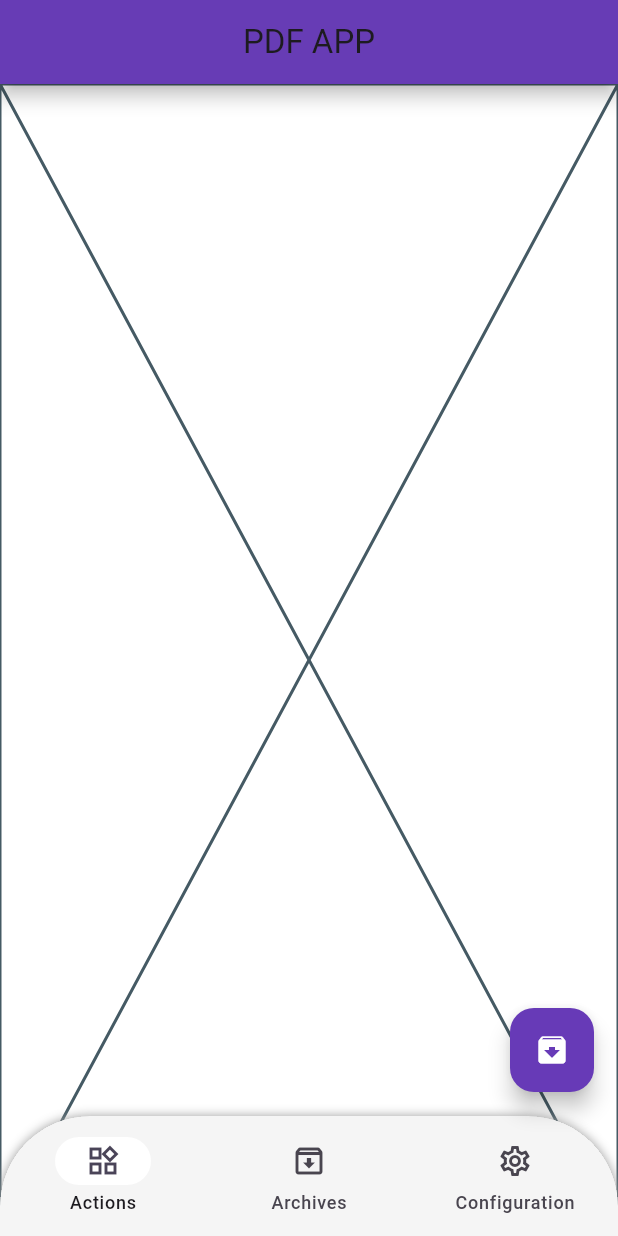
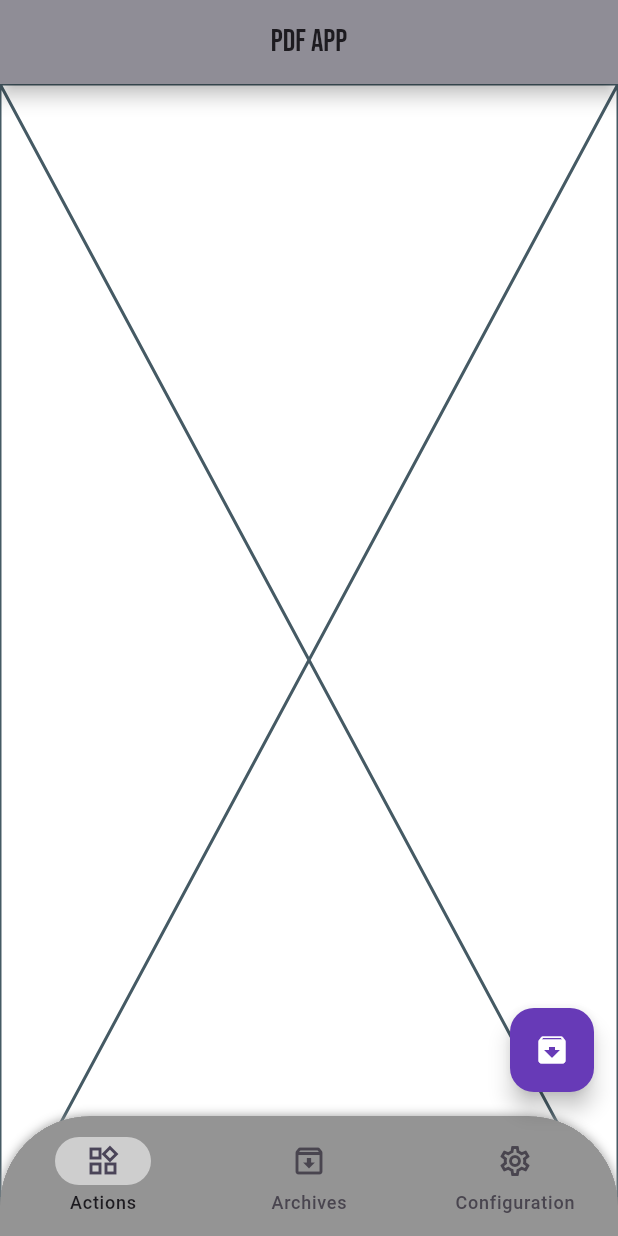
Before and after one commit to Kross26/app_pdf, a Flutter app: the screen it shows after launch, on a phone screen of 412 x 824 dp. Run offline on Flutter 3.47's test engine with Material 3 defaults, Android fonts, the phone set to English and light mode, and no system bars; our stand-ins replace go_router.

Commit message:
style and minor changes

```diff
--- a/lib/ui/pages/screens/home_screen.dart
+++ b/lib/ui/pages/screens/home_screen.dart
@@ -16,6 +16,7 @@ class _HomeScreenState extends State<HomeScreen> {
 
   @override
   Widget build(BuildContext context) {
+    double screenWidht = MediaQuery.of(context).size.width;
     final screens = [
       const HomeView(),
       const ArchivesView(),
@@ -31,9 +32,14 @@ class _HomeScreenState extends State<HomeScreen> {
         title: Center(
           child: Text(
             pageNames[currentIndex],
+            style: TextStyle(
+              fontSize: screenWidht * 0.05,
+              fontWeight: FontWeight.w400,
+              fontFamily: 'BebasNeue',
+            ),
           ),
         ),
-        backgroundColor: Colors.deepPurple,
+        backgroundColor: const Color.fromRGBO(148, 148, 148, 1),
         elevation: 5,
         shadowColor: Colors.black,
       ),
@@ -58,7 +64,7 @@ class _HomeScreenState extends State<HomeScreen> {
             topRight: Radius.circular(60.0),
           ),
           child: NavigationBar(
-            destinations: [
+            destinations: const [
               NavigationDestination(
                   icon: Icon(Icons.widgets_outlined), label: 'Actions'),
               NavigationDestination(
@@ -66,9 +72,9 @@ class _HomeScreenState extends State<HomeScreen> {
               NavigationDestination(
                   icon: Icon(Icons.settings_outlined), label: 'Configuration'),
             ],
-            indicatorColor: Colors.white,
-            backgroundColor: Colors.grey[100],
-            // elevation: 0,
+            indicatorColor: Colors.white54,
+            backgroundColor: const Color.fromRGBO(148, 148, 148, 1),
+            shadowColor: Colors.black,
             selectedIndex: currentIndex,
             // se llama cuando se seleciona una nueva pagina y actualiza "currentIndex" mostrando el titulo correspondiente
             onDestinationSelected: (int index) {
```
